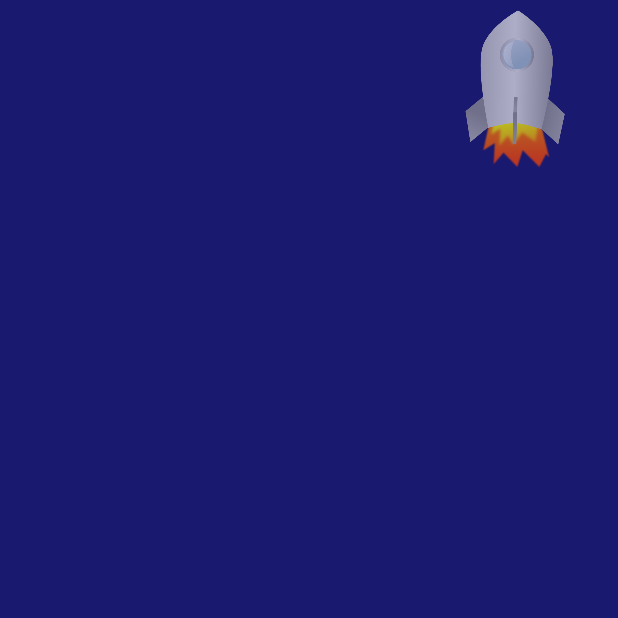
After one commit to BikerIndian/GeekbrainsAndroidMaterialDesign, an Android app: the SplashActivity screen opened directly, with no data from a screen before it, on a phone screen of 412 x 824 dp, the top half of it. The commit adds this screen. Run offline under Robolectric (Android 15) with nearby library versions, the phone set to English and light mode, and no system bars; Roboto replaces fonts that are not available here.

Commit message:
1. Добавьте Splash screen для вашего проекта. 2. * Добавьте анимации на Splash screen.

```diff
--- a/app/src/main/AndroidManifest.xml
+++ b/app/src/main/AndroidManifest.xml
@@ -12,7 +12,7 @@
         android:supportsRtl="true"
         android:theme="@style/Theme.PictureOfTheDay">
 
-        <activity android:name=".ui.viewPager.ApiActivity"
+        <activity android:name=".ui.SplashActivity"
             android:windowSoftInputMode="adjustNothing">
             <intent-filter>
                 <action android:name="android.intent.action.MAIN" />
@@ -20,6 +20,9 @@
                 <category android:name="android.intent.category.LAUNCHER" />
             </intent-filter>
         </activity>
+
+        <activity android:name=".ui.viewPager.ApiActivity" />
+
         <meta-data
             android:name="preloaded_fonts"
             android:resource="@array/preloaded_fonts" />
--- /dev/null
+++ b/app/src/main/java/net/svishch/android/pictureoftheday/ui/SplashActivity.kt
@@ -0,0 +1,38 @@
+package net.svishch.android.pictureoftheday.ui
+
+import android.content.Intent
+import android.os.Bundle
+import android.os.Handler
+import android.view.animation.AnimationUtils
+import androidx.appcompat.app.AppCompatActivity
+import kotlinx.android.synthetic.main.activity_splash.*
+import net.svishch.android.pictureoftheday.R
+import net.svishch.android.pictureoftheday.ui.viewPager.ApiActivity
+
+
+class SplashActivity : AppCompatActivity() {
+
+    var handler = Handler()
+
+    override fun onCreate(savedInstanceState: Bundle?) {
+        super.onCreate(savedInstanceState)
+        setContentView(R.layout.activity_splash)
+
+        val a = AnimationUtils.loadAnimation(this, R.anim.scalerotate);
+        image_view.clearAnimation();
+        image_view.startAnimation(a);
+
+
+
+
+        handler.postDelayed({
+            startActivity(Intent(this@SplashActivity, ApiActivity::class.java))
+            finish()
+        }, 2000)
+    }
+
+    override fun onDestroy() {
+        handler.removeCallbacksAndMessages(null)
+        super.onDestroy()
+    }
+}
--- /dev/null
+++ b/app/src/main/res/anim/scalerotate.xml
@@ -0,0 +1,24 @@
+<?xml version="1.0" encoding="utf-8"?>
+<set xmlns:android="http://schemas.android.com/apk/res/android" >
+
+    <rotate
+        android:interpolator="@android:anim/anticipate_overshoot_interpolator"
+        android:duration="3000"
+        android:fromDegrees="0"
+        android:pivotX="0%"
+        android:pivotY="0%"
+        android:toDegrees="30" />
+
+    <translate
+        android:duration="3000"
+
+        android:fromYDelta="400%"
+        android:fromXDelta="-200%"
+        android:toYDelta="0%" />
+
+    <alpha
+        android:duration="3000"
+        android:fromAlpha="0.7"
+        android:toAlpha="1.0" />
+
+</set>
--- /dev/null
+++ b/app/src/main/res/layout/activity_splash.xml
@@ -0,0 +1,14 @@
+<?xml version="1.0" encoding="utf-8"?>
+<FrameLayout xmlns:android="http://schemas.android.com/apk/res/android"
+    xmlns:app="http://schemas.android.com/apk/res-auto"
+    android:layout_width="match_parent"
+    android:background="@color/darkBlue"
+    android:layout_height="match_parent">
+
+    <androidx.appcompat.widget.AppCompatImageView
+        android:id="@+id/image_view"
+        android:layout_width="133dp"
+        android:layout_height="129dp"
+        android:layout_gravity="end"
+        app:srcCompat="@drawable/rocket" />
+</FrameLayout>
--- a/app/src/main/res/values/colors.xml
+++ b/app/src/main/res/values/colors.xml
@@ -14,6 +14,7 @@
     <color name="cornsilk">#FFF8DC</color>
     <color name="colorAccent40Alfa">#662962FF</color>
     <color name="tan">#D2B48C</color>
+    <color name="darkBlue">#191970</color>
 
     <color name="colorPrimary">#008577</color>
     <color name="colorPrimaryDark">#00574B</color>
```
Also changed, not shown: app/src/main/res/drawable/rocket.png (added).
